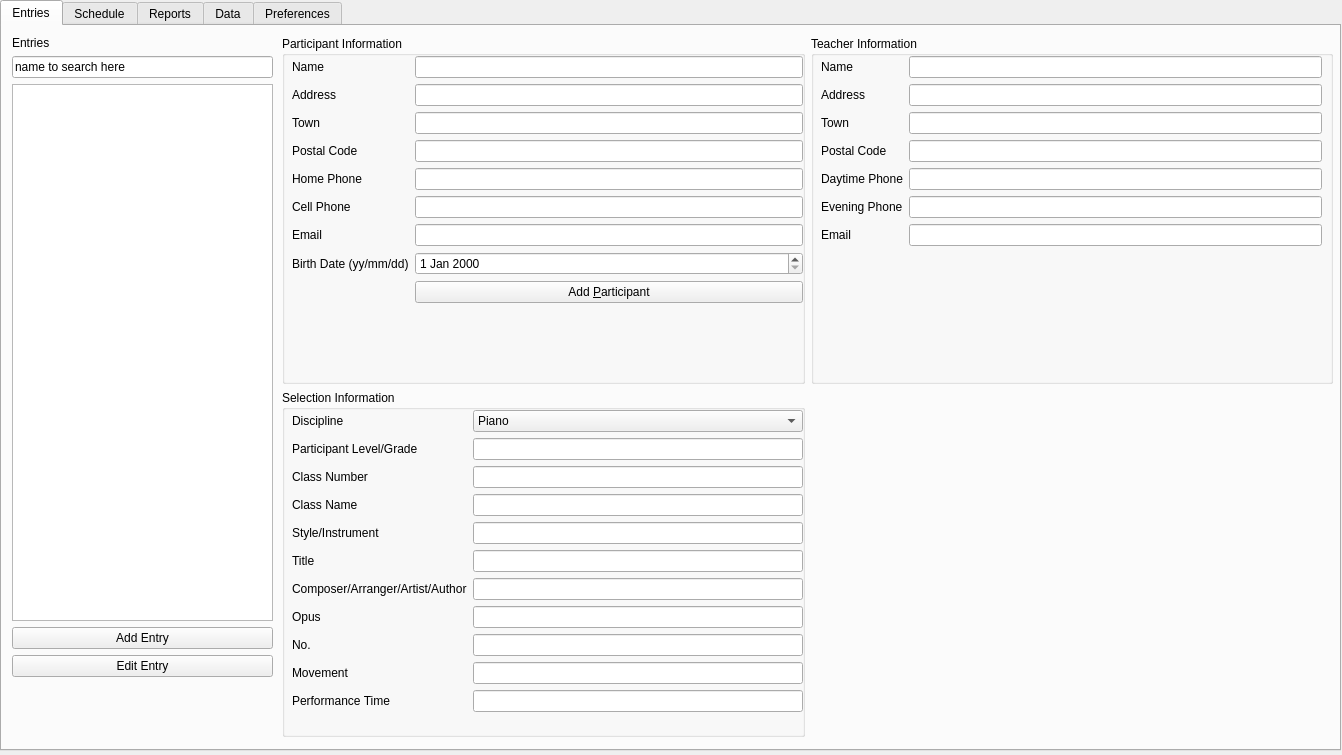
Before: the Qt Designer form Forms/ui_mainwindow.ui in diana134/afs, drawn with Qt 5.
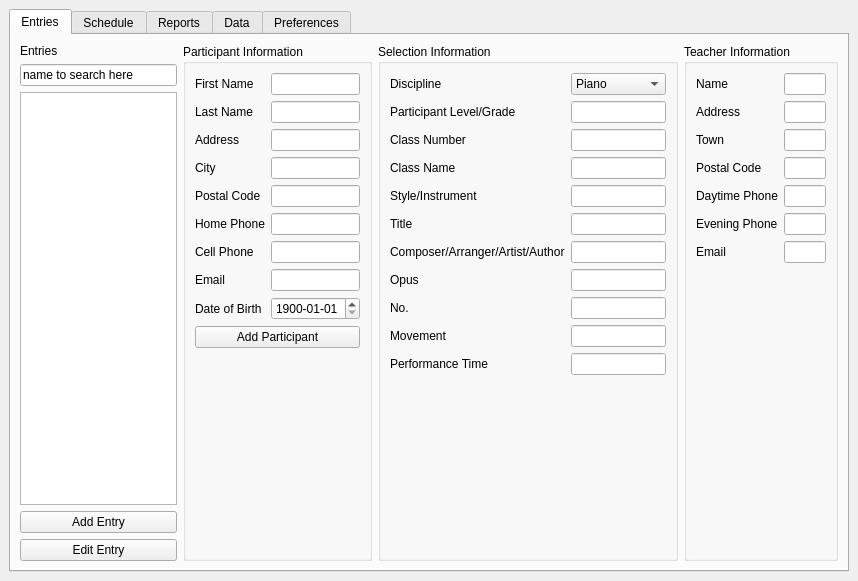
After: the same form once the commit is applied.

Commit message: Can add new participants from ui

Diff of the .ui file:
```diff
--- a/Forms/ui_mainwindow.ui
+++ b/Forms/ui_mainwindow.ui
@@ -6,8 +6,8 @@
    <rect>
     <x>0</x>
     <y>0</y>
-    <width>1342</width>
-    <height>755</height>
+    <width>858</width>
+    <height>581</height>
    </rect>
   </property>
   <property name="windowTitle">
@@ -17,18 +17,12 @@
    <bool>true</bool>
   </property>
   <widget class="QWidget" name="centralwidget">
+   <layout class="QHBoxLayout" name="horizontalLayout">
+    <item>
    <widget class="QTabWidget" name="tabWidget">
     <property name="enabled">
      <bool>true</bool>
     </property>
-    <property name="geometry">
-     <rect>
-      <x>0</x>
-      <y>0</y>
-      <width>1341</width>
-      <height>751</height>
-     </rect>
-    </property>
     <property name="currentIndex">
      <number>0</number>
     </property>
@@ -36,15 +30,8 @@
      <attribute name="title">
       <string>Entries</string>
      </attribute>
-     <widget class="QWidget" name="verticalLayoutWidget">
-      <property name="geometry">
-       <rect>
-        <x>10</x>
-        <y>10</y>
-        <width>261</width>
-        <height>641</height>
-       </rect>
-      </property>
+       <layout class="QHBoxLayout" name="horizontalLayout_2">
+        <item>
       <layout class="QVBoxLayout" name="verticalLayout_2">
        <item>
         <widget class="QLabel" name="label">
@@ -78,31 +65,16 @@
         </widget>
        </item>
       </layout>
-     </widget>
-     <widget class="QWidget" name="gridLayoutWidget">
-      <property name="geometry">
-       <rect>
-        <x>280</x>
-        <y>10</y>
-        <width>1051</width>
-        <height>701</height>
-       </rect>
-      </property>
-      <layout class="QGridLayout" name="gridLayout">
-       <item row="0" column="0">
+        </item>
+        <item>
+         <layout class="QHBoxLayout" name="horizontalLayout_6">
+          <item>
         <widget class="QGroupBox" name="groupBox">
          <property name="title">
           <string>Participant Information</string>
          </property>
-         <widget class="QWidget" name="formLayoutWidget">
-          <property name="geometry">
-           <rect>
-            <x>10</x>
-            <y>20</y>
-            <width>511</width>
-            <height>277</height>
-           </rect>
-          </property>
+            <layout class="QHBoxLayout" name="horizontalLayout_4">
+             <item>
           <layout class="QFormLayout" name="formLayout">
            <property name="fieldGrowthPolicy">
             <enum>QFormLayout::AllNonFixedFieldsGrow</enum>
@@ -110,7 +82,7 @@
            <item row="0" column="0">
             <widget class="QLabel" name="label_2">
              <property name="text">
-              <string>Name</string>
+                  <string>First Name</string>
              </property>
             </widget>
            </item>
@@ -120,7 +92,7 @@
            <item row="1" column="0">
             <widget class="QLabel" name="label_3">
              <property name="text">
-              <string>Address</string>
+                  <string>Last Name</string>
              </property>
             </widget>
            </item>
@@ -130,7 +102,7 @@
            <item row="2" column="0">
             <widget class="QLabel" name="label_4">
              <property name="text">
-              <string>Town</string>
+                  <string>Address</string>
              </property>
             </widget>
            </item>
@@ -140,7 +112,7 @@
            <item row="3" column="0">
             <widget class="QLabel" name="label_5">
              <property name="text">
-              <string>Postal Code</string>
+                  <string>City</string>
              </property>
             </widget>
            </item>
@@ -148,40 +120,40 @@
             <widget class="QLineEdit" name="lineEdit_4"/>
            </item>
            <item row="4" column="0">
-            <widget class="QLabel" name="label_6">
+                <widget class="QLabel" name="postalCodeLabel">
+                 <property name="text">
+                  <string>Postal Code</string>
+                 </property>
+                </widget>
+               </item>
+               <item row="4" column="1">
+                <widget class="QLineEdit" name="postalCodeLineEdit">
+                 <property name="inputMethodHints">
+                  <set>Qt::ImhNone</set>
+                 </property>
+                </widget>
+               </item>
+               <item row="5" column="0">
+                <widget class="QLabel" name="homePhoneLabel">
              <property name="text">
               <string>Home Phone</string>
              </property>
             </widget>
            </item>
-           <item row="4" column="1">
-            <widget class="QLineEdit" name="lineEdit_6">
+               <item row="5" column="1">
+                <widget class="QLineEdit" name="homePhoneLineEdit">
              <property name="inputMethodHints">
               <set>Qt::ImhDigitsOnly</set>
              </property>
             </widget>
            </item>
-           <item row="5" column="0">
-            <widget class="QLabel" name="label_7">
+               <item row="6" column="0">
+                <widget class="QLabel" name="cellPhoneLabel">
              <property name="text">
               <string>Cell Phone</string>
              </property>
             </widget>
            </item>
-           <item row="5" column="1">
-            <widget class="QLineEdit" name="lineEdit_7">
-             <property name="inputMethodHints">
-              <set>Qt::ImhDigitsOnly</set>
-             </property>
-            </widget>
-           </item>
-           <item row="6" column="0">
-            <widget class="QLabel" name="label_8">
-             <property name="text">
-              <string>Email</string>
-             </property>
-            </widget>
-           </item>
            <item row="6" column="1">
             <widget class="QLineEdit" name="lineEdit_8">
              <property name="inputMethodHints">
@@ -192,38 +164,67 @@
            <item row="7" column="0">
             <widget class="QLabel" name="label_9">
              <property name="text">
-              <string>Birth Date (yy/mm/dd)</string>
+                  <string>Email</string>
              </property>
             </widget>
            </item>
            <item row="7" column="1">
-            <widget class="QDateEdit" name="dateEdit"/>
+                <widget class="QLineEdit" name="emailLineEdit">
+                 <property name="inputMethodHints">
+                  <set>Qt::ImhEmailCharactersOnly</set>
+                 </property>
+                </widget>
+               </item>
+               <item row="8" column="0">
+                <widget class="QLabel" name="dateOfBirthLabel">
+                 <property name="text">
+                  <string>Date of Birth</string>
+                 </property>
+                </widget>
            </item>
            <item row="8" column="1">
-            <widget class="QPushButton" name="btn_addParticipant">
+                <widget class="QDateEdit" name="dateOfBirthDateEdit">
+                 <property name="autoFillBackground">
+                  <bool>false</bool>
+                 </property>
+                 <property name="date">
+                  <date>
+                   <year>1900</year>
+                   <month>1</month>
+                   <day>1</day>
+                  </date>
+                 </property>
+                 <property name="minimumDate">
+                  <date>
+                   <year>1900</year>
+                   <month>1</month>
+                   <day>1</day>
+                  </date>
+                 </property>
+                 <property name="displayFormat">
+                  <string>yyyy-MM-dd</string>
+                 </property>
+                </widget>
+               </item>
+               <item row="9" column="0" colspan="2">
+                <widget class="QPushButton" name="addParticipantBtn">
              <property name="text">
-              <string>Add &amp;Participant</string>
+                  <string>Add Participant</string>
              </property>
             </widget>
            </item>
           </layout>
-         </widget>
-        </widget>
-       </item>
-       <item row="1" column="0">
+             </item>
+            </layout>
+           </widget>
+          </item>
+          <item>
         <widget class="QGroupBox" name="groupBox_3">
          <property name="title">
           <string>Selection Information</string>
          </property>
-         <widget class="QWidget" name="formLayoutWidget_3">
-          <property name="geometry">
-           <rect>
-            <x>10</x>
-            <y>20</y>
-            <width>511</width>
-            <height>343</height>
-           </rect>
-          </property>
+            <layout class="QHBoxLayout" name="horizontalLayout_3">
+             <item>
           <layout class="QFormLayout" name="formLayout_3">
            <property name="fieldGrowthPolicy">
             <enum>QFormLayout::AllNonFixedFieldsGrow</enum>
@@ -383,23 +384,17 @@
             <widget class="QLineEdit" name="lineEdit_21"/>
            </item>
           </layout>
-         </widget>
-        </widget>
-       </item>
-       <item row="0" column="1">
+             </item>
+            </layout>
+           </widget>
+          </item>
+          <item>
         <widget class="QGroupBox" name="groupBox_2">
          <property name="title">
           <string>Teacher Information</string>
          </property>
-         <widget class="QWidget" name="formLayoutWidget_2">
-          <property name="geometry">
-           <rect>
-            <x>10</x>
-            <y>20</y>
-            <width>501</width>
-            <height>221</height>
-           </rect>
-          </property>
+            <layout class="QHBoxLayout" name="horizontalLayout_5">
+             <item>
           <layout class="QFormLayout" name="formLayout_2">
            <property name="fieldGrowthPolicy">
             <enum>QFormLayout::AllNonFixedFieldsGrow</enum>
@@ -487,11 +482,16 @@
             </widget>
            </item>
           </layout>
-         </widget>
-        </widget>
        </item>
       </layout>
      </widget>
+          </item>
+         </layout>
+        </item>
+        <item>
+         <layout class="QVBoxLayout" name="verticalLayout_3"/>
+        </item>
+       </layout>
     </widget>
     <widget class="QWidget" name="tab_2">
      <attribute name="title">
@@ -514,6 +514,11 @@
      </attribute>
     </widget>
    </widget>
+    </item>
+    <item>
+     <layout class="QVBoxLayout" name="verticalLayout"/>
+    </item>
+   </layout>
   </widget>
  </widget>
  <resources/>
```
Left out of the diff: 22 changed lines with no effect on the pictures. Lines whose indentation alone changed are shown as unchanged. The commit also changes 6 other files.
